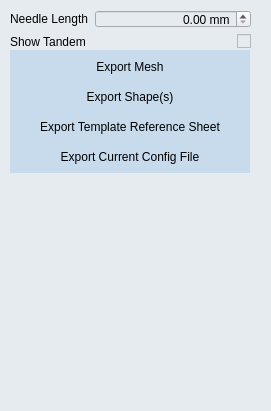
brachify/brachify, file src/windows/ui/export_view.ui: the form before one commit.
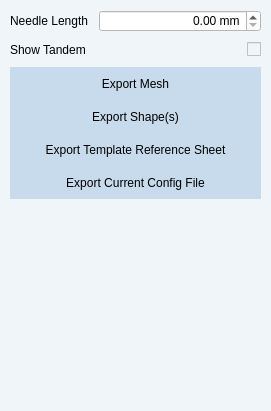
The form after the commit.

```diff
--- a/src/windows/ui/export_view.ui
+++ b/src/windows/ui/export_view.ui
@@ -31,7 +31,7 @@
    <property name="minimumSize">
     <size>
      <width>0</width>
-     <height>411</height>
+     <height>0</height>
     </size>
    </property>
    <property name="maximumSize">
@@ -41,7 +41,7 @@
     </size>
    </property>
    <property name="styleSheet">
-    <string notr="true">background-color: rgb(230, 235, 240)</string>
+    <string notr="true">background-color: rgb(240, 245, 250)</string>
    </property>
    <property name="text">
     <string/>
@@ -50,17 +50,50 @@
   <widget class="QWidget" name="formLayoutWidget">
    <property name="geometry">
     <rect>
-     <x>10</x>
-     <y>10</y>
-     <width>241</width>
-     <height>39</height>
+     <x>0</x>
+     <y>0</y>
+     <width>271</width>
+     <height>411</height>
     </rect>
    </property>
+   <property name="styleSheet">
+    <string>background-color: rgb(240, 245, 250);</string>
+   </property>
+   <layout class="QVBoxLayout" name="verticalLayout">
+    <property name="spacing">
+     <number>10</number>
+    </property>
+    <property name="sizeConstraint">
+     <enum>QLayout::SetMaximumSize</enum>
+    </property>
+    <property name="leftMargin">
+     <number>10</number>
+    </property>
+    <property name="topMargin">
+     <number>10</number>
+    </property>
+    <property name="rightMargin">
+     <number>10</number>
+    </property>
+    <property name="bottomMargin">
+     <number>10</number>
+    </property>
+    <item>
    <layout class="QFormLayout" name="formLayout">
+      <item row="0" column="0">
+       <widget class="QLabel" name="label">
+        <property name="styleSheet">
+         <string notr="true">background-color: rgb(240, 245, 250);</string>
+        </property>
+        <property name="text">
+         <string>Needle Length</string>
+        </property>
+       </widget>
+      </item>
     <item row="0" column="1">
      <widget class="QDoubleSpinBox" name="sb_needle_length">
       <property name="styleSheet">
-       <string notr="true">background-color: rgb(230, 235, 240);</string>
+         <string notr="true">background-color: rgb(255, 255, 255);</string>
       </property>
       <property name="alignment">
        <set>Qt::AlignRight|Qt::AlignTrailing|Qt::AlignVCenter</set>
@@ -73,20 +106,10 @@
       </property>
      </widget>
     </item>
-    <item row="0" column="0">
-     <widget class="QLabel" name="label">
-      <property name="styleSheet">
-       <string notr="true">background-color: rgb(230, 235, 240);</string>
-      </property>
-      <property name="text">
-       <string>Needle Length</string>
-      </property>
-     </widget>
-    </item>
     <item row="1" column="0">
      <widget class="QLabel" name="label_2">
       <property name="styleSheet">
-       <string notr="true">background-color: rgb(230, 235, 240);</string>
+         <string notr="true">background-color: rgb(240, 245, 250);</string>
       </property>
       <property name="text">
        <string>Show Tandem</string>
@@ -99,9 +122,7 @@
        <enum>Qt::RightToLeft</enum>
       </property>
       <property name="styleSheet">
-       <string notr="true">QCheckBox {
-	background-color: rgb(230, 235, 240);
-}</string>
+         <string notr="true">background-color: rgb(240, 245, 250);</string>
       </property>
       <property name="text">
        <string/>
@@ -112,20 +133,13 @@
      </widget>
     </item>
    </layout>
-  </widget>
+    </item>
+    <item>
   <widget class="QWidget" name="top_menu_bar" native="true">
-   <property name="geometry">
-    <rect>
-     <x>0</x>
-     <y>50</y>
-     <width>270</width>
-     <height>135</height>
-    </rect>
-   </property>
    <property name="minimumSize">
     <size>
-     <width>270</width>
-     <height>100</height>
+        <width>100</width>
+        <height>80</height>
     </size>
    </property>
    <property name="maximumSize">
@@ -137,15 +151,24 @@
    <property name="styleSheet">
     <string notr="true">background-color: rgb(230, 235, 240)</string>
    </property>
+      <layout class="QVBoxLayout" name="verticalLayout_2">
+       <property name="spacing">
+        <number>0</number>
+       </property>
+       <property name="leftMargin">
+        <number>0</number>
+       </property>
+       <property name="topMargin">
+        <number>0</number>
+       </property>
+       <property name="rightMargin">
+        <number>0</number>
+       </property>
+       <property name="bottomMargin">
+        <number>0</number>
+       </property>
+       <item>
    <widget class="QPushButton" name="btn_export_mesh">
-    <property name="geometry">
-     <rect>
-      <x>10</x>
-      <y>0</y>
-      <width>240</width>
-      <height>33</height>
-     </rect>
-    </property>
     <property name="minimumSize">
      <size>
       <width>240</width>
@@ -154,7 +177,7 @@
     </property>
     <property name="maximumSize">
      <size>
-      <width>240</width>
+           <width>16777215</width>
       <height>33</height>
      </size>
     </property>
@@ -177,15 +200,9 @@
      <string>Export Mesh</string>
     </property>
    </widget>
+       </item>
+       <item>
    <widget class="QPushButton" name="btn_export_shapes">
-    <property name="geometry">
-     <rect>
-      <x>10</x>
-      <y>30</y>
-      <width>240</width>
-      <height>33</height>
-     </rect>
-    </property>
     <property name="minimumSize">
      <size>
       <width>240</width>
@@ -194,7 +211,7 @@
     </property>
     <property name="maximumSize">
      <size>
-      <width>240</width>
+           <width>16777215</width>
       <height>33</height>
      </size>
     </property>
@@ -217,15 +234,9 @@
      <string>Export Shape(s)</string>
     </property>
    </widget>
+       </item>
+       <item>
    <widget class="QPushButton" name="btn_export_template_reference">
-    <property name="geometry">
-     <rect>
-      <x>10</x>
-      <y>60</y>
-      <width>240</width>
-      <height>33</height>
-     </rect>
-    </property>
     <property name="minimumSize">
      <size>
       <width>240</width>
@@ -234,7 +245,7 @@
     </property>
     <property name="maximumSize">
      <size>
-      <width>240</width>
+           <width>16777215</width>
       <height>33</height>
      </size>
     </property>
@@ -257,15 +268,9 @@
      <string>Export Template Reference Sheet</string>
     </property>
    </widget>
-   <widget class="QPushButton" name="btn_import_folder_2">
-    <property name="geometry">
-     <rect>
-      <x>10</x>
-      <y>90</y>
-      <width>240</width>
-      <height>33</height>
-     </rect>
-    </property>
+       </item>
+       <item>
+        <widget class="QPushButton" name="btn_export_current_config">
     <property name="minimumSize">
      <size>
       <width>240</width>
@@ -274,7 +279,7 @@
     </property>
     <property name="maximumSize">
      <size>
-      <width>240</width>
+           <width>16777215</width>
       <height>33</height>
      </size>
     </property>
@@ -297,6 +302,24 @@
      <string>Export Current Config File</string>
     </property>
    </widget>
+       </item>
+      </layout>
+     </widget>
+    </item>
+    <item>
+     <spacer name="verticalSpacer">
+      <property name="orientation">
+       <enum>Qt::Vertical</enum>
+      </property>
+      <property name="sizeHint" stdset="0">
+       <size>
+        <width>20</width>
+        <height>40</height>
+       </size>
+      </property>
+     </spacer>
+    </item>
+   </layout>
   </widget>
  </widget>
  <resources/>
```
Left out of the diff: 2 changed lines with no effect on the pictures. Lines whose indentation alone changed are shown as unchanged.
